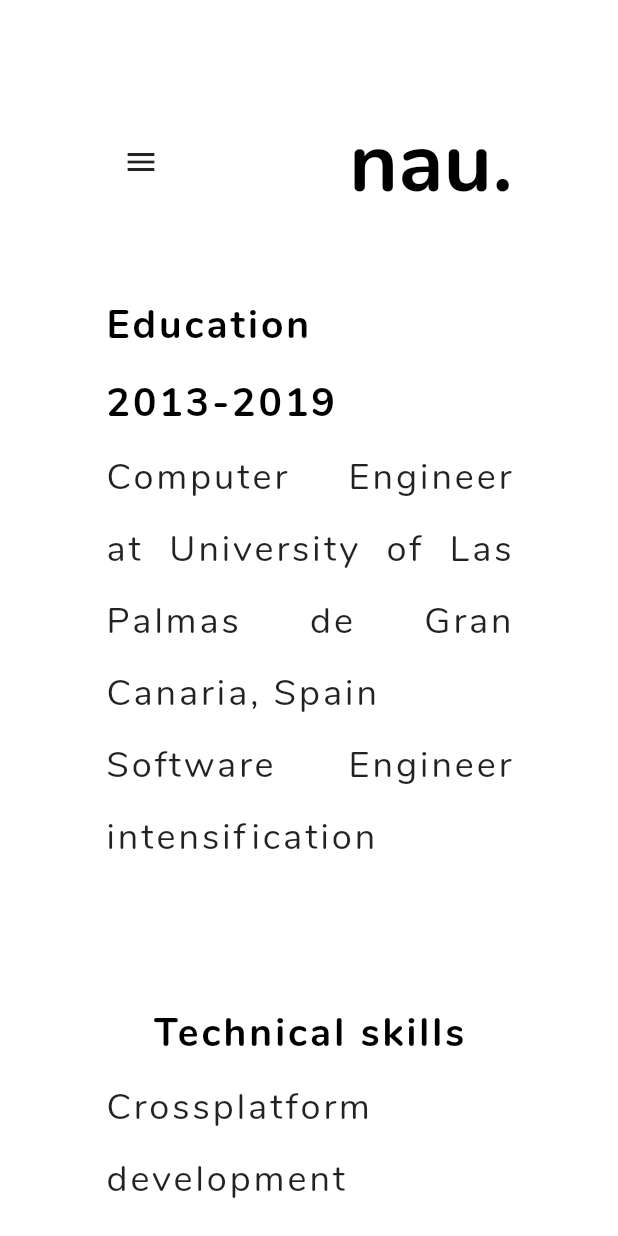
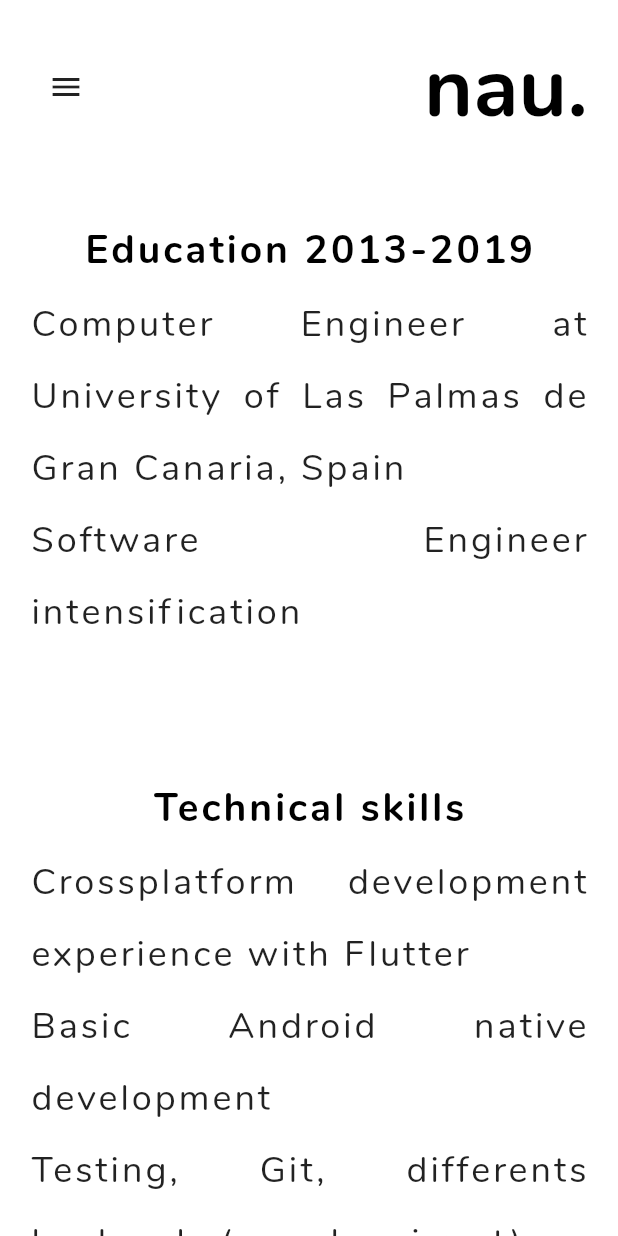
Before and after one commit to NauzetAduen/flutter_portfolio, a Flutter app: the About screen opened by its route, on a phone screen of 412 x 824 dp. Run offline on Flutter 3.47's test engine with Material 2 defaults, Android fonts, the phone set to English and light mode, and no system bars; our stand-ins replace responsive_builder; missing offline and left inert: dart:js.

Commit message:
FIX padding in responsive mobile view

```diff
--- a/lib/pages/about.dart
+++ b/lib/pages/about.dart
@@ -1,6 +1,6 @@
 import 'package:flutter/material.dart';
 import 'package:flutter_portfolio/utils/about_item_list.dart';
-import 'package:flutter_portfolio/widgets/centered_widget.dart';
+import 'package:flutter_portfolio/widgets/centered_widget/centered_widget.dart';
 import 'package:flutter_portfolio/widgets/navigation_bar/navigation_bar.dart';
 
 class About extends StatelessWidget {
--- a/lib/pages/error_page.dart
+++ b/lib/pages/error_page.dart
@@ -1,5 +1,5 @@
 import 'package:flutter/material.dart';
-import 'package:flutter_portfolio/widgets/centered_widget.dart';
+import 'package:flutter_portfolio/widgets/centered_widget/centered_widget.dart';
 import 'package:flutter_portfolio/widgets/navigation_bar/navigation_bar.dart';
 
 class ErrorPage extends StatelessWidget {
--- a/lib/pages/experience.dart
+++ b/lib/pages/experience.dart
@@ -1,6 +1,6 @@
 import 'package:flutter/material.dart';
 import 'package:flutter_portfolio/utils/experience_item_list.dart';
-import 'package:flutter_portfolio/widgets/centered_widget.dart';
+import 'package:flutter_portfolio/widgets/centered_widget/centered_widget.dart';
 import 'package:flutter_portfolio/widgets/navigation_bar/navigation_bar.dart';
 
 class Experience extends StatelessWidget {
--- a/lib/pages/homepage.dart
+++ b/lib/pages/homepage.dart
@@ -1,6 +1,6 @@
 import 'package:flutter/material.dart';
 import 'package:flutter_portfolio/style/styles.dart';
-import 'package:flutter_portfolio/widgets/centered_widget.dart';
+import 'package:flutter_portfolio/widgets/centered_widget/centered_widget.dart';
 import 'package:flutter_portfolio/widgets/home/IconButtonLinked.dart';
 import 'package:flutter_portfolio/widgets/navigation_bar/navigation_bar.dart';
 
--- a/lib/widgets/centered_widget.dart
+++ b/lib/widgets/centered_widget/centered_desktop.dart
@@ -1,9 +1,9 @@
 import 'package:flutter/material.dart';
 
-class CenteredWidget extends StatelessWidget {
+class CenteredWidgetDesktop extends StatelessWidget {
   final Widget child;
 
-  const CenteredWidget({Key key, this.child}) : super(key: key);
+  const CenteredWidgetDesktop({Key key, this.child}) : super(key: key);
   @override
   Widget build(BuildContext context) {
     return Container(
--- /dev/null
+++ b/lib/widgets/centered_widget/centered_mobile.dart
@@ -0,0 +1,14 @@
+import 'package:flutter/material.dart';
+
+class CenteredWidgetMobile extends StatelessWidget {
+  final Widget child;
+
+  const CenteredWidgetMobile({Key key, this.child}) : super(key: key);
+  @override
+  Widget build(BuildContext context) {
+    return Container(
+        padding: const EdgeInsets.only(left: 20, right: 20, top: 20),
+        alignment: Alignment.topCenter,
+        child: child);
+  }
+}
--- /dev/null
+++ b/lib/widgets/centered_widget/centered_widget.dart
@@ -0,0 +1,21 @@
+import 'package:flutter/material.dart';
+import 'package:flutter_portfolio/widgets/centered_widget/centered_desktop.dart';
+import 'package:flutter_portfolio/widgets/centered_widget/centered_mobile.dart';
+import 'package:responsive_builder/responsive_builder.dart';
+
+class CenteredWidget extends StatelessWidget {
+  final Widget child;
+
+  const CenteredWidget({Key key, this.child}) : super(key: key);
+  @override
+  Widget build(BuildContext context) {
+    return ScreenTypeLayout(
+      mobile: CenteredWidgetMobile(
+        child: child,
+      ),
+      tablet: CenteredWidgetDesktop(
+        child: child,
+      ),
+    );
+  }
+}
```
